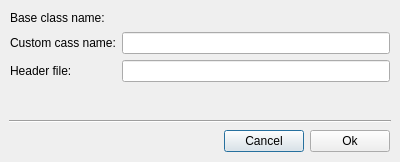
Above: tools/designer/src/shared/promotetocustomwidgetdialog.ui from arnt/qt-history2 before the change. Below: the same form after it.
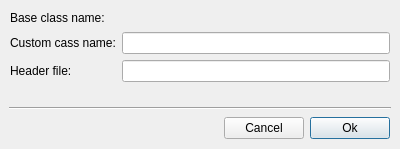
That is the form after the change.

Commit message:
Work on promoted widgets
[git-p4: depot-paths = "//depot/qt/main/": change = 167048]

Patch:
```diff
--- a/tools/designer/src/shared/promotetocustomwidgetdialog.ui
+++ b/tools/designer/src/shared/promotetocustomwidgetdialog.ui
@@ -12,7 +12,7 @@
     <x>0</x>
     <y>0</y>
     <width>400</width>
-    <height>162</height>
+    <height>149</height>
    </rect>
   </property>
   <property name="windowTitle" >
@@ -212,7 +212,7 @@
        <x>9</x>
        <y>81</y>
        <width>382</width>
-       <height>32</height>
+       <height>17</height>
       </rect>
      </property>
      <property name="orientation" >
@@ -234,7 +234,7 @@
      <property name="geometry" >
       <rect>
        <x>9</x>
-       <y>119</y>
+       <y>104</y>
        <width>382</width>
        <height>3</height>
       </rect>
@@ -267,8 +267,8 @@
         <rect>
          <x>1</x>
          <y>1</y>
-         <width>218</width>
-         <height>23</height>
+         <width>216</width>
+         <height>25</height>
         </rect>
        </property>
        <property name="orientation" >
@@ -289,8 +289,8 @@
        </property>
        <property name="geometry" >
         <rect>
-         <x>225</x>
-         <y>1</y>
+         <x>223</x>
+         <y>2</y>
          <width>75</width>
          <height>23</height>
         </rect>
@@ -307,15 +307,18 @@
        </property>
        <property name="geometry" >
         <rect>
-         <x>306</x>
+         <x>304</x>
          <y>1</y>
-         <width>75</width>
-         <height>23</height>
+         <width>77</width>
+         <height>25</height>
         </rect>
        </property>
        <property name="text" >
         <string>Ok</string>
        </property>
+       <property name="default" >
+        <bool>true</bool>
+       </property>
       </widget>
      </item>
     </layout>
```
The commit also changes 4 other files.
